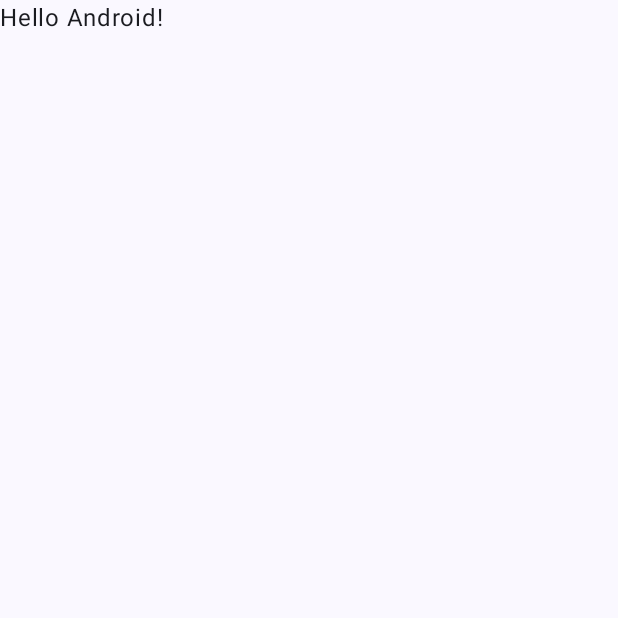
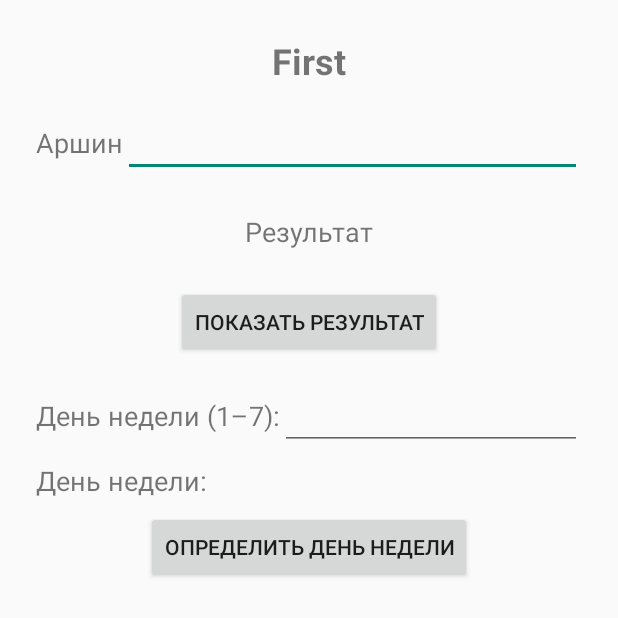
Before and after one commit to Mubinjon9oo9/MobDev, an Android app built with Jetpack Compose: the screen it shows after launch (MainActivity), on a phone screen of 412 x 824 dp, the top half of it. Before the commit the part shown is almost empty. Run offline under Robolectric (Android 15) with nearby library versions, the phone set to English and light mode, and no system bars.

```diff
--- a/app/src/main/java/com/example/lab1/MainActivity.kt
+++ b/app/src/main/java/com/example/lab1/MainActivity.kt
@@ -12,36 +12,46 @@ import androidx.compose.runtime.Composable
 import androidx.compose.ui.Modifier
 import androidx.compose.ui.tooling.preview.Preview
 import com.example.lab1.ui.theme.Lab1Theme
+import android.widget.TextView
+import android.widget.Button
+import android.widget.EditText
 
 class MainActivity : ComponentActivity() {
     override fun onCreate(savedInstanceState: Bundle?) {
         super.onCreate(savedInstanceState)
-        enableEdgeToEdge()
-        setContent {
-            Lab1Theme {
-                Scaffold(modifier = Modifier.fillMaxSize()) { innerPadding ->
-                    Greeting(
-                        name = "Android",
-                        modifier = Modifier.padding(innerPadding)
-                    )
-                }
+        setContentView(R.layout.activity_main)
+
+
+        val inputNumber = findViewById<EditText>(R.id.inputNumber)
+        val outputText = findViewById<TextView>(R.id.outputText)
+        val button = findViewById<Button>(R.id.showResultButton)
+
+        button.setOnClickListener {
+            val numberText = inputNumber.text.toString()
+            val number = numberText.toDoubleOrNull()
+
+            if (number != null) {
+                val arshin= number*0.7112
+                outputText.text = "$arshin"
+            } else {
+                outputText.text = "Пожалуйста, введите корректное число"
+            }
+        }
+        val dayInput = findViewById<EditText>(R.id.dayInput)
+        val dayResult = findViewById<TextView>(R.id.dayResult)
+        val dayButton = findViewById<Button>(R.id.dayButton)
+        dayButton.setOnClickListener {
+            val dayNum = dayInput.text.toString().toIntOrNull()
+            val days = listOf(
+                "Понедельник", "Вторник", "Среда", "Четверг",
+                "Пятница", "Суббота", "Воскресенье"
+            )
+
+            if (dayNum != null && dayNum in 1..7) {
+                dayResult.text = "День недели: ${days[dayNum - 1]}"
+            } else {
+                dayResult.text = "Введите число от 1 до 7"
             }
         }
     }
 }
-
-@Composable
-fun Greeting(name: String, modifier: Modifier = Modifier) {
-    Text(
-        text = "Hello $name!",
-        modifier = modifier
-    )
-}
-
-@Preview(showBackground = true)
-@Composable
-fun GreetingPreview() {
-    Lab1Theme {
-        Greeting("Android")
-    }
-}
--- /dev/null
+++ b/app/src/main/res/layout/activity_main.xml
@@ -0,0 +1,92 @@
+<?xml version="1.0" encoding="utf-8"?>
+<LinearLayout xmlns:android="http://schemas.android.com/apk/res/android"
+              android:layout_width="match_parent"
+              android:layout_height="match_parent"
+              android:orientation="vertical"
+              android:padding="24dp"
+              android:gravity="top">
+
+    <!-- Заголовок -->
+    <TextView
+        android:id="@+id/titleText"
+        android:layout_width="wrap_content"
+        android:layout_height="wrap_content"
+        android:layout_gravity="center_horizontal"
+        android:paddingBottom="16dp"
+        android:text="First"
+        android:textSize="24sp" android:textStyle="bold"/>
+
+    <!-- Ввод и подпись рядом -->
+    <LinearLayout
+        android:layout_width="match_parent"
+        android:layout_height="wrap_content"
+        android:orientation="horizontal">
+
+        <TextView
+            android:layout_width="wrap_content"
+            android:layout_height="wrap_content"
+            android:text="Аршин"
+            android:textSize="18sp"/>
+
+        <EditText
+            android:id="@+id/inputNumber"
+            android:layout_width="0dp"
+            android:layout_weight="1"
+            android:layout_height="wrap_content"
+            android:inputType="number" />
+    </LinearLayout>
+
+    <!-- Вывод текста -->
+
+    <!-- Кнопка -->
+    <TextView
+        android:id="@+id/outputText"
+        android:layout_width="363dp"
+        android:layout_height="wrap_content"
+        android:paddingTop="24dp"
+        android:text="Результат"
+        android:textAlignment="center" android:textSize="18sp"/>
+    <Button
+        android:id="@+id/showResultButton"
+        android:layout_width="wrap_content"
+        android:layout_height="wrap_content"
+        android:text="Показать результат"
+        android:layout_marginTop="24dp"
+        android:layout_gravity="center_horizontal"/>
+    <!-- Ввод дня недели -->
+    <LinearLayout
+        android:layout_width="match_parent"
+        android:layout_height="wrap_content"
+        android:orientation="horizontal"
+        android:layout_marginTop="16dp">
+
+        <TextView
+            android:layout_width="wrap_content"
+            android:layout_height="wrap_content"
+            android:text="День недели (1–7):"
+            android:textSize="18sp" />
+
+        <EditText
+            android:id="@+id/dayInput"
+            android:layout_width="0dp"
+            android:layout_height="wrap_content"
+            android:layout_weight="1"
+            android:inputType="number" />
+    </LinearLayout>
+
+    <!-- Результат дня недели -->
+    <TextView
+        android:id="@+id/dayResult"
+        android:layout_width="wrap_content"
+        android:layout_height="wrap_content"
+        android:text="День недели: "
+        android:textSize="18sp"
+        android:layout_marginTop="8dp" />
+    <Button
+        android:id="@+id/dayButton"
+        android:layout_width="wrap_content"
+        android:layout_height="wrap_content"
+        android:text="Определить день недели"
+        android:layout_marginTop="8dp"
+        android:layout_gravity="center_horizontal" />
+</LinearLayout>
--- a/gradle/libs.versions.toml
+++ b/gradle/libs.versions.toml
@@ -1,5 +1,5 @@
 [versions]
-agp = "8.9.1"
+agp = "8.9.3"
 kotlin = "2.0.21"
 coreKtx = "1.10.1"
 junit = "4.13.2"
```
